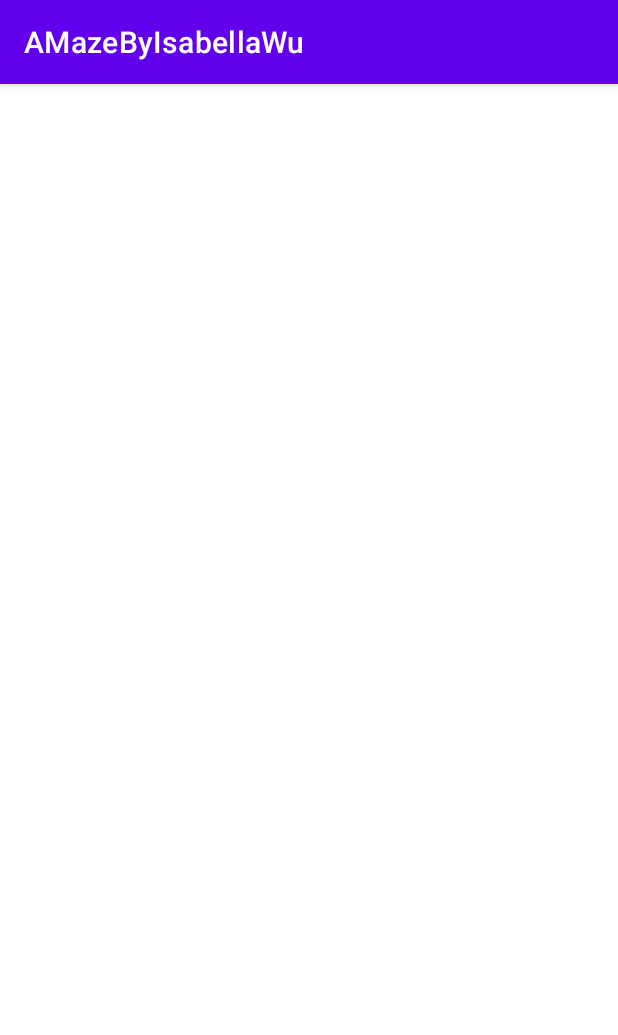
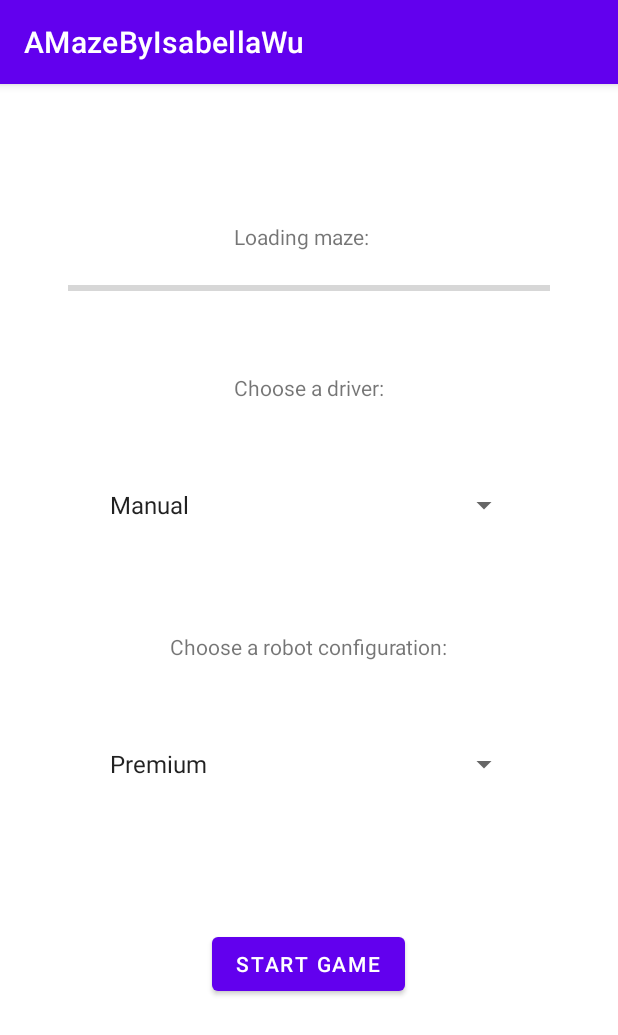
Before and after one commit to istwu/Fall-2021-Maze-Project, an Android app: the GeneratingActivity screen opened directly, with no data from a screen before it, on a phone screen of 412 x 824 dp. Shown: the top 1035 px of the screen. Run offline under Robolectric (Android 15) with nearby library versions, the phone set to English and light mode, and no system bars.

Commit message:
added barebones gui for GeneratingActivity

```diff
--- a/app/src/main/java/edu/wm/cs/cs301/isabellawu/AMazeActivity.java
+++ b/app/src/main/java/edu/wm/cs/cs301/isabellawu/AMazeActivity.java
@@ -14,7 +14,7 @@ public class AMazeActivity extends AppCompatActivity {
         setContentView(R.layout.activity_main);
     }
 
-    public void startGame(View view){
+    public void startGenerating(View view){
         Intent intent = new Intent(this, GeneratingActivity.class);
         startActivity(intent);
     }
--- a/app/src/main/res/layout/activity_generating.xml
+++ b/app/src/main/res/layout/activity_generating.xml
@@ -6,4 +6,78 @@
     android:layout_height="match_parent"
     tools:context=".GeneratingActivity">
 
+    <Button
+        android:id="@+id/startGameButton"
+        android:layout_width="wrap_content"
+        android:layout_height="wrap_content"
+        android:layout_marginTop="48dp"
+        android:text="Start Game"
+        app:layout_constraintBottom_toBottomOf="parent"
+        app:layout_constraintEnd_toEndOf="parent"
+        app:layout_constraintHorizontal_bias="0.498"
+        app:layout_constraintStart_toStartOf="parent"
+        app:layout_constraintTop_toBottomOf="@+id/spinner3"
+        app:layout_constraintVertical_bias="0.137" />
+
+    <Spinner
+        android:id="@+id/spinner"
+        android:layout_width="281dp"
+        android:layout_height="73dp"
+        android:layout_marginTop="32dp"
+        android:entries="@array/driver_names"
+        app:layout_constraintEnd_toEndOf="parent"
+        app:layout_constraintStart_toStartOf="parent"
+        app:layout_constraintTop_toBottomOf="@+id/textView2" />
+
+    <Spinner
+        android:id="@+id/spinner3"
+        android:layout_width="281dp"
+        android:layout_height="73dp"
+        android:layout_marginTop="32dp"
+        android:entries="@array/config_names"
+        app:layout_constraintEnd_toEndOf="parent"
+        app:layout_constraintStart_toStartOf="parent"
+        app:layout_constraintTop_toBottomOf="@+id/textView3" />
+
+    <TextView
+        android:id="@+id/textView3"
+        android:layout_width="wrap_content"
+        android:layout_height="wrap_content"
+        android:layout_marginTop="48dp"
+        android:text="Choose a robot configuration:"
+        app:layout_constraintEnd_toEndOf="parent"
+        app:layout_constraintStart_toStartOf="parent"
+        app:layout_constraintTop_toBottomOf="@+id/spinner" />
+
+    <TextView
+        android:id="@+id/textView2"
+        android:layout_width="wrap_content"
+        android:layout_height="wrap_content"
+        android:layout_marginTop="48dp"
+        android:text="Choose a driver:"
+        app:layout_constraintEnd_toEndOf="parent"
+        app:layout_constraintStart_toStartOf="parent"
+        app:layout_constraintTop_toBottomOf="@+id/progressBar" />
+
+    <ProgressBar
+        android:id="@+id/progressBar"
+        style="?android:attr/progressBarStyleHorizontal"
+        android:layout_width="321dp"
+        android:layout_height="17dp"
+        android:layout_marginTop="16dp"
+        app:layout_constraintEnd_toEndOf="parent"
+        app:layout_constraintStart_toStartOf="parent"
+        app:layout_constraintTop_toBottomOf="@+id/textView4" />
+
+    <TextView
+        android:id="@+id/textView4"
+        android:layout_width="wrap_content"
+        android:layout_height="wrap_content"
+        android:layout_marginTop="92dp"
+        android:text="Loading maze:"
+        app:layout_constraintEnd_toEndOf="parent"
+        app:layout_constraintHorizontal_bias="0.484"
+        app:layout_constraintStart_toStartOf="parent"
+        app:layout_constraintTop_toTopOf="parent" />
+
 </androidx.constraintlayout.widget.ConstraintLayout>
--- a/app/src/main/res/layout/activity_main.xml
+++ b/app/src/main/res/layout/activity_main.xml
@@ -7,7 +7,7 @@
     tools:context=".AMazeActivity">
 
     <TextView
-        android:id="@+id/textView3"
+        android:id="@+id/titleText"
         android:layout_width="wrap_content"
         android:layout_height="wrap_content"
         android:layout_marginTop="64dp"
@@ -44,7 +44,7 @@
         app:layout_constraintTop_toBottomOf="@+id/textView" />
 
     <Switch
-        android:id="@+id/switch1"
+        android:id="@+id/roomSwitch"
         android:layout_width="wrap_content"
         android:layout_height="wrap_content"
         android:layout_marginTop="36dp"
@@ -62,12 +62,12 @@
         android:layout_width="200dp"
         android:layout_height="48dp"
         android:layout_marginTop="44dp"
-        android:entries="@array/algorithm_names"
+        android:entries="@array/generation_names"
         android:spinnerMode="dropdown"
         app:layout_constraintEnd_toEndOf="parent"
         app:layout_constraintHorizontal_bias="0.497"
         app:layout_constraintStart_toStartOf="parent"
-        app:layout_constraintTop_toBottomOf="@+id/switch1" />
+        app:layout_constraintTop_toBottomOf="@+id/roomSwitch" />
 
     <TextView
         android:id="@+id/textView"
@@ -77,15 +77,15 @@
         android:text="Maze complexity:"
         app:layout_constraintEnd_toEndOf="parent"
         app:layout_constraintStart_toStartOf="parent"
-        app:layout_constraintTop_toBottomOf="@+id/textView3" />
+        app:layout_constraintTop_toBottomOf="@+id/titleText" />
 
     <Button
-        android:id="@+id/startButton"
+        android:id="@+id/startGeneratingButton"
         android:layout_width="wrap_content"
         android:layout_height="wrap_content"
         android:layout_marginTop="44dp"
-        android:onClick="startGame"
-        android:text="START"
+        android:onClick="startGenerating"
+        android:text="Build Maze"
         android:textSize="20sp"
         app:layout_constraintBottom_toBottomOf="parent"
         app:layout_constraintEnd_toEndOf="parent"
--- a/app/src/main/res/values/strings.xml
+++ b/app/src/main/res/values/strings.xml
@@ -1,9 +1,23 @@
 <resources>
     <string name="app_name">AMazeByIsabellaWu</string>
 
-    <string-array name="algorithm_names">
+    <string-array name="generation_names">
         <item>DFS</item>
         <item>Prim</item>
         <item>Boruvka</item>
     </string-array>
+
+    <string-array name="driver_names">
+        <item>Manual</item>
+        <item>Wizard</item>
+        <item>WallFollower</item>
+    </string-array>
+
+    <string-array name="config_names">
+        <item>Premium</item>
+        <item>Mediocre</item>
+        <item>So-so</item>
+        <item>Shaky</item>
+    </string-array>
+
 </resources>
```
